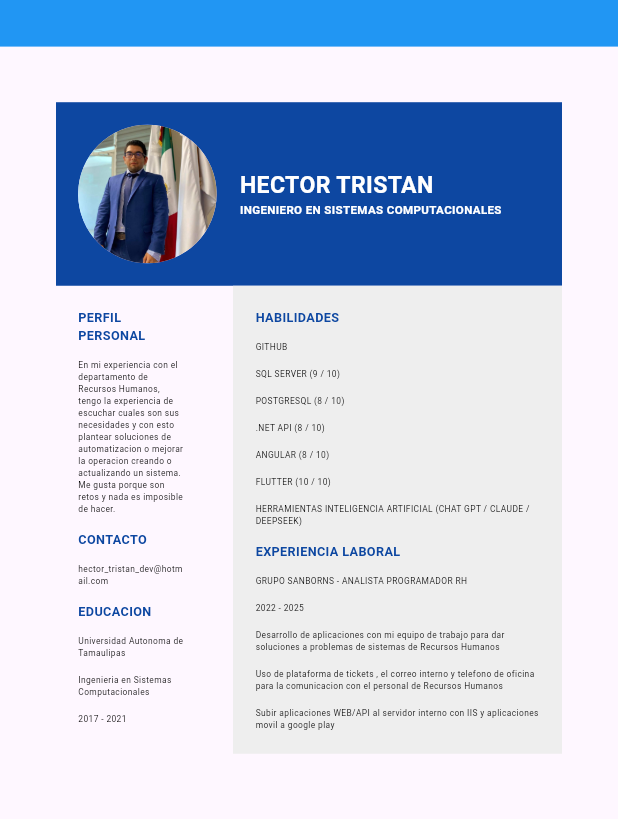
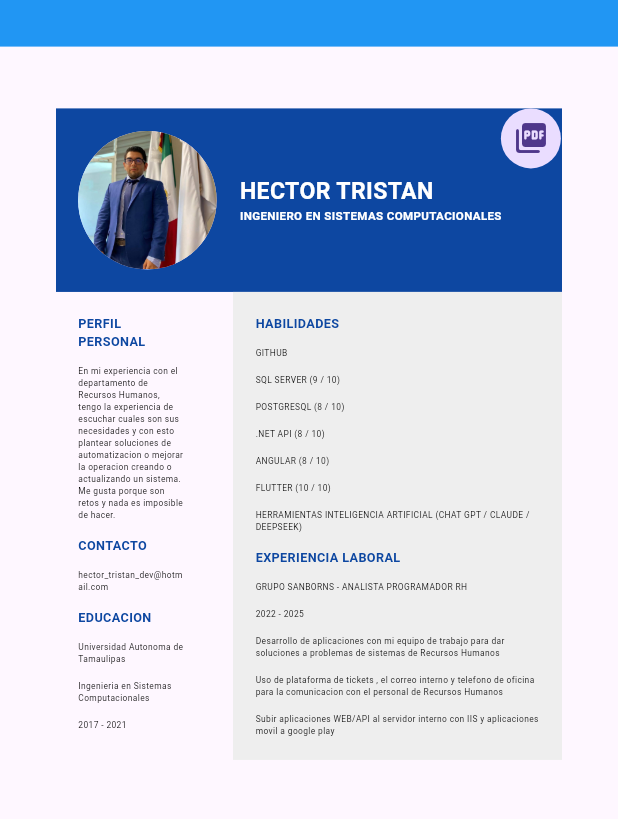
Before and after one commit to hector2d2/Portafolio-Hector2d2, a Flutter app: the CurriculumPage screen opened by its route, on a phone screen of 412 x 824 dp, the part 77-896 px from its top. Run offline on Flutter 3.47's test engine with Material 3 defaults, Android fonts, the phone set to English and light mode, and no system bars; our stand-ins replace go_router, printing.

Commit message:
Feat: se descarga el portafolio como pdf

```diff
--- a/lib/pages/curriculum/curriculum_page.dart
+++ b/lib/pages/curriculum/curriculum_page.dart
@@ -1,60 +1,73 @@
+import 'dart:typed_data';
+import 'dart:ui';
+
 import 'package:flutter/material.dart';
+import 'package:flutter/rendering.dart';
+import 'package:pdf/widgets.dart' as pw;
+import 'package:printing/printing.dart';
 
 class CurriculumPage extends StatelessWidget {
   const CurriculumPage({super.key});
+
+  Future<Uint8List> captureWidgetToImage(GlobalKey key) async {
+    RenderRepaintBoundary boundary =
+        key.currentContext!.findRenderObject() as RenderRepaintBoundary;
+    var image = await boundary.toImage(pixelRatio: 3.0);
+    ByteData? byteData = await image.toByteData(format: ImageByteFormat.png);
+    return byteData!.buffer.asUint8List();
+  }
+
+  Future<void> createPdfFromWidget(GlobalKey key) async {
+    final imageBytes = await captureWidgetToImage(key);
+    final pdf = pw.Document();
+    final image = pw.MemoryImage(imageBytes);
+    pdf.addPage(
+      pw.Page(
+        build: (pw.Context context) {
+          return pw.Center(
+            child: pw.Image(image),
+          );
+        },
+      ),
+    );
+    await Printing.layoutPdf(
+      onLayout: (format) async => pdf.save(),
+    );
+  }
+
+  @override
+  Widget build(BuildContext context) {
+    final GlobalKey previewContainer = GlobalKey();
+    return Stack(
+      children: [
+        RepaintBoundary(key: previewContainer, child: PortfolioHector()),
+        Positioned(
+            right: 1,
+            child: InkWell(
+              onTap: () async {
+                await createPdfFromWidget(previewContainer);
+              },
+              child: CircleAvatar(
+                child: Icon(
+                  Icons.picture_as_pdf_rounded,
+                ),
+              ),
+            ))
+      ],
+    );
+  }
+}
+
+class PortfolioHector extends StatelessWidget {
+  const PortfolioHector({
+    super.key,
+  });
 
   @override
   Widget build(BuildContext context) {
     return Column(
       children: [
-        Container(
-          color: Colors.blue[900],
-          child: Padding(
-            padding: const EdgeInsets.all(15.0),
-            child: LayoutBuilder(
-              builder: (context, constraints) {
-                return Row(
-                  children: [
-                    Container(
-                      width: constraints.maxWidth * .3,
-                      child: CircleAvatar(
-                        radius: (constraints.maxWidth * .3) / 2,
-                        foregroundImage: Image.asset(
-                          'assets/images/hectorimg.jpg',
-                        ).image,
-                      ),
-                    ),
-                    Container(width: constraints.maxWidth * .05),
-                    Container(
-                      width: constraints.maxWidth * .65,
-                      child: Column(
-                        crossAxisAlignment: CrossAxisAlignment.start,
-                        children: [
-                          Text(
-                            'HECTOR TRISTAN',
-                            style: TextStyle(
-                              fontWeight: FontWeight.bold,
-                              color: Colors.white,
-                              fontSize: constraints.maxWidth / 20,
-                            ),
-                          ),
-                          Text(
-                            'INGENIERO EN SISTEMAS COMPUTACIONALES',
-                            style: TextStyle(
-                              fontWeight: FontWeight.bold,
-                              color: Colors.white,
-                              fontSize: constraints.maxWidth / 40,
-                            ),
-                          ),
-                        ],
-                      ),
-                    ),
-                  ],
-                );
-              },
-            ),
-          ),
-        ),
+        HeaderPortfolio(),
         LayoutBuilder(builder: (context, constraints) {
           return Row(
             crossAxisAlignment: CrossAxisAlignment.start,
@@ -268,3 +281,61 @@ class CurriculumPage extends StatelessWidget {
     );
   }
 }
+
+class HeaderPortfolio extends StatelessWidget {
+  const HeaderPortfolio({
+    super.key,
+  });
+
+  @override
+  Widget build(BuildContext context) {
+    return Container(
+      color: Colors.blue[900],
+      child: Padding(
+        padding: const EdgeInsets.all(15.0),
+        child: LayoutBuilder(
+          builder: (context, constraints) {
+            return Row(
+              children: [
+                Container(
+                  width: constraints.maxWidth * .3,
+                  child: CircleAvatar(
+                    radius: (constraints.maxWidth * .3) / 2,
+                    foregroundImage: Image.asset(
+                      'assets/images/hectorimg.jpg',
+                    ).image,
+                  ),
+                ),
+                Container(width: constraints.maxWidth * .05),
+                Container(
+                  width: constraints.maxWidth * .65,
+                  child: Column(
+                    crossAxisAlignment: CrossAxisAlignment.start,
+                    children: [
+                      Text(
+                        'HECTOR TRISTAN',
+                        style: TextStyle(
+                          fontWeight: FontWeight.bold,
+                          color: Colors.white,
+                          fontSize: constraints.maxWidth / 20,
+                        ),
+                      ),
+                      Text(
+                        'INGENIERO EN SISTEMAS COMPUTACIONALES',
+                        style: TextStyle(
+                          fontWeight: FontWeight.bold,
+                          color: Colors.white,
+                          fontSize: constraints.maxWidth / 40,
+                        ),
+                      ),
+                    ],
+                  ),
+                ),
+              ],
+            );
+          },
+        ),
+      ),
+    );
+  }
+}
--- a/lib/pages/home/home_page.dart
+++ b/lib/pages/home/home_page.dart
@@ -40,7 +40,10 @@ class HomePage extends StatelessWidget {
               height: constraints.maxHeight * .90,
               child: SingleChildScrollView(
                 child: Padding(
-                  padding: EdgeInsets.all(constraints.maxWidth * .09),
+                  padding: EdgeInsets.symmetric(
+                    horizontal: constraints.maxWidth * .09,
+                    vertical: constraints.maxHeight * .05,
+                  ),
                   child: child,
                 ),
               ),
--- a/pubspec.yaml
+++ b/pubspec.yaml
@@ -36,6 +36,8 @@ dependencies:
   # Use with the CupertinoIcons class for iOS style icons.
   cupertino_icons: ^1.0.2
   go_router: ^15.2.0
+  pdf: ^3.11.3
+  printing: ^5.14.2
 
 dev_dependencies:
   flutter_test:
```
Also changed, not shown: pubspec.lock, 11 other files.
